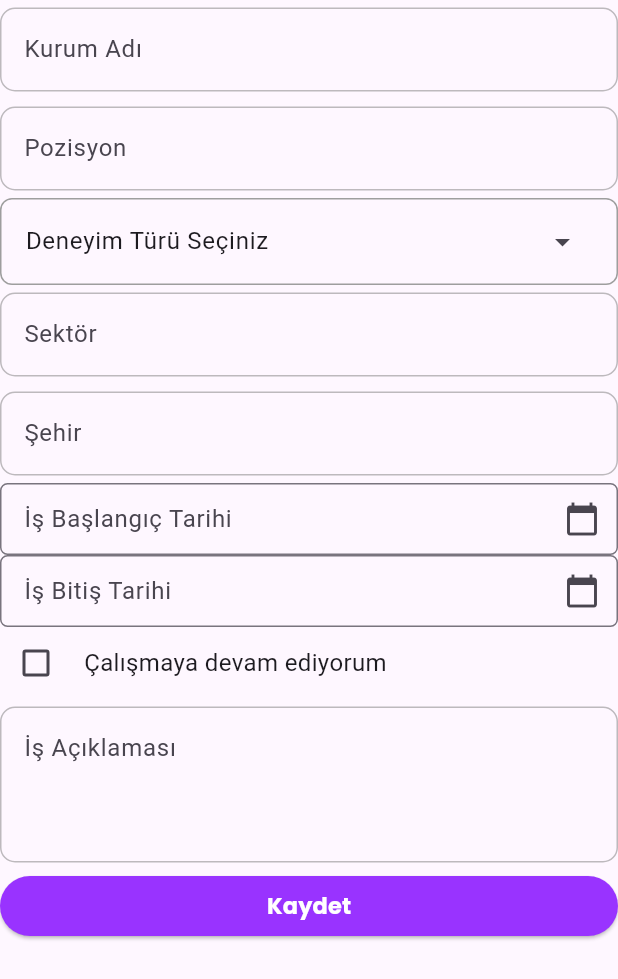
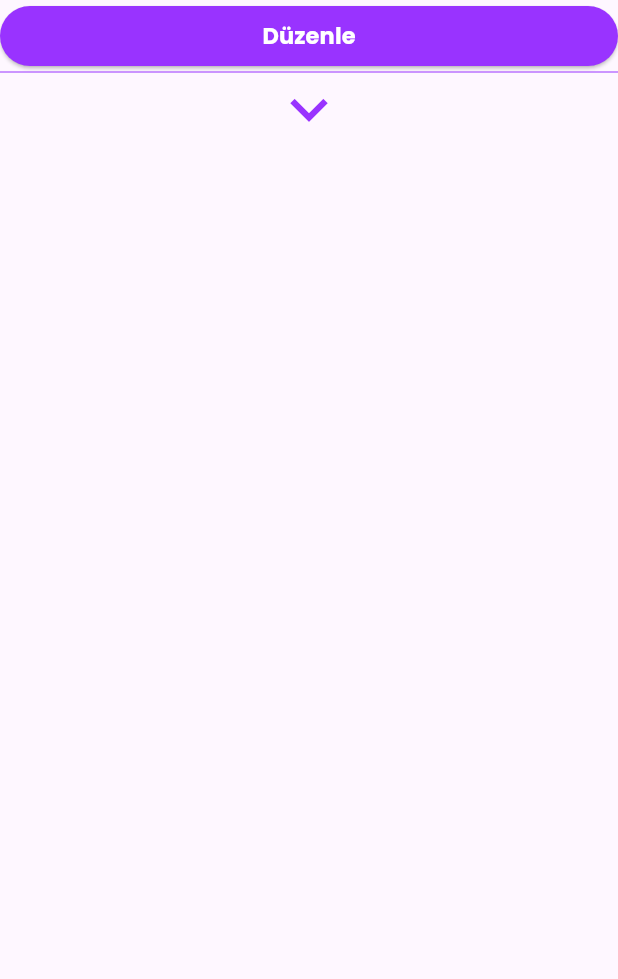
Before and after one commit to engnect/tobeto, a Flutter app: the ExperiencePage screen opened directly, on a phone screen of 412 x 824 dp. Shown: the top 979 px of the screen. Run offline on Flutter 3.47's test engine with Material 3 defaults, Android fonts, the phone set to English and light mode, and no system bars; our stand-ins replace carousel_slider, chewie, cloud_firestore, curved_navigation_bar, file_picker, firebase_auth and 11 more; missing offline and left inert: glowy_borders, intl_phone_field2, scroll_app_bar_2_0_0_custom_fix; accounts and stored records are empty; network calls fail.

Commit message:
Animasyon Eklendi

```diff
--- a/lib/src/presentation/screens/profile/tabs/edit_personel_info.dart
+++ b/lib/src/presentation/screens/profile/tabs/edit_personel_info.dart
@@ -425,6 +425,9 @@ class _PersonalInfoPageState extends State<PersonalInfoPage> {
                   onPressed: () {},
                 ),
               ),
+              const SizedBox(
+                height: 50, // Bottom Navigation bar Yüksekliği için!
+              )
             ],
           ),
         ),
--- a/lib/src/presentation/screens/profile/tabs/experience.dart
+++ b/lib/src/presentation/screens/profile/tabs/experience.dart
@@ -1,4 +1,5 @@
 import 'package:flutter/material.dart';
+import 'package:flutter/widgets.dart';
 import 'package:intl/intl.dart';
 import 'package:tobeto/src/common/constants/utilities.dart';
 import 'package:tobeto/src/presentation/screens/profile/padded_widget';
@@ -26,6 +27,10 @@ class _ExperiencePageState extends State<ExperiencePage> {
   DateTime? _selectedStartDate;
   DateTime? _selectedEndDate;
   bool _isCurrentlyWorking = false;
+
+  bool isSelect = false;
+
+  ///++++++++
 
   @override
   void dispose() {
@@ -62,6 +67,32 @@ class _ExperiencePageState extends State<ExperiencePage> {
       body: SingleChildScrollView(
         child: PaddedWidget(
           padding: 16.0,
+          child: Column(
+            children: [
+              TBTPurpleButton(
+                buttonText: "Düzenle",
+                onPressed: () {
+                  setState(() {
+                    isSelect = !isSelect;
+                  });
+                },
+              ),
+              AnimatedContainer(
+                decoration: BoxDecoration(
+                    borderRadius: isSelect
+                        ? const BorderRadius.only(
+                            bottomLeft: Radius.circular(10),
+                            bottomRight: Radius.circular(10),
+                          )
+                        : null,
+                    border: Border(
+                      bottom: BorderSide(
+                          width: isSelect ? 7 : 0,
+                          color: const Color.fromARGB(255, 153, 51, 255)),
+                    )),
+                height: isSelect ? 500 : 0,
+                duration: const Duration(seconds: 1),
+                child: SingleChildScrollView(
                   child: Column(
                     crossAxisAlignment: CrossAxisAlignment.stretch,
                     children: [
@@ -111,8 +142,8 @@ class _ExperiencePageState extends State<ExperiencePage> {
                               });
                             },
                             child: ListTile(
-                      title: Text(
-                          _selectedExperienceType ?? 'Deneyim Türü Seçiniz'),
+                              title: Text(_selectedExperienceType ??
+                                  'Deneyim Türü Seçiniz'),
                               trailing: const Icon(Icons.arrow_drop_down),
                             ),
                           ),
@@ -138,7 +169,8 @@ class _ExperiencePageState extends State<ExperiencePage> {
                         child: TextFormField(
                           controller: TextEditingController(
                             text: _selectedStartDate != null
-                        ? DateFormat('dd/MM/yyyy').format(_selectedStartDate!)
+                                ? DateFormat('dd/MM/yyyy')
+                                    .format(_selectedStartDate!)
                                 : '',
                           ),
                           decoration: InputDecoration(
@@ -160,7 +192,8 @@ class _ExperiencePageState extends State<ExperiencePage> {
                         child: TextFormField(
                           controller: TextEditingController(
                             text: _selectedEndDate != null
-                        ? DateFormat('dd/MM/yyyy').format(_selectedEndDate!)
+                                ? DateFormat('dd/MM/yyyy')
+                                    .format(_selectedEndDate!)
                                 : '',
                           ),
                           decoration: InputDecoration(
@@ -214,6 +247,26 @@ class _ExperiencePageState extends State<ExperiencePage> {
                       TBTPurpleButton(
                         buttonText: 'Kaydet',
                         onPressed: () {},
+                      ),
+                      const SizedBox(
+                        height:
+                            50, // Bottom Navigation bar Yüksekliği için! (mami_düzenledi)
+                      )
+                    ],
+                  ),
+                ),
+              ),
+              GestureDetector(
+                onTap: () {
+                  setState(() {
+                    isSelect = !isSelect;
+                  });
+                },
+                child: isSelect
+                    ? const Icon(Icons.keyboard_arrow_up_outlined,
+                        size: 50, color: Color.fromARGB(255, 153, 51, 255))
+                    : const Icon(Icons.keyboard_arrow_down_outlined,
+                        size: 50, color: Color.fromARGB(255, 153, 51, 255)),
               )
             ],
           ),
```
Lines whose indentation alone changed are shown as unchanged.
